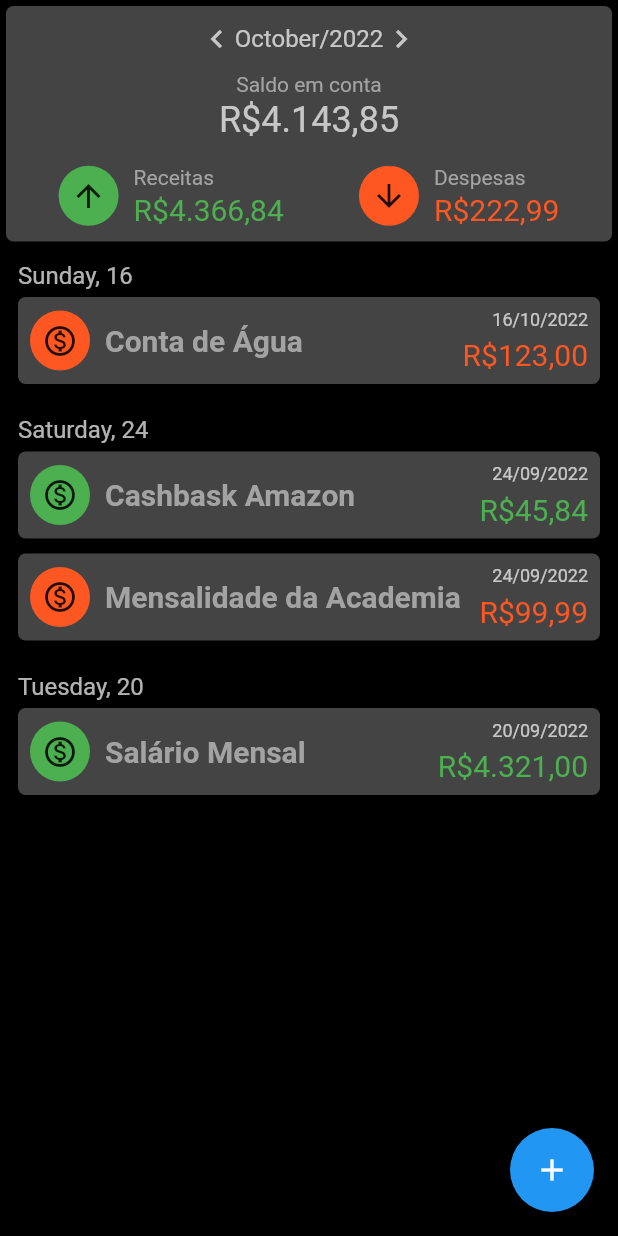
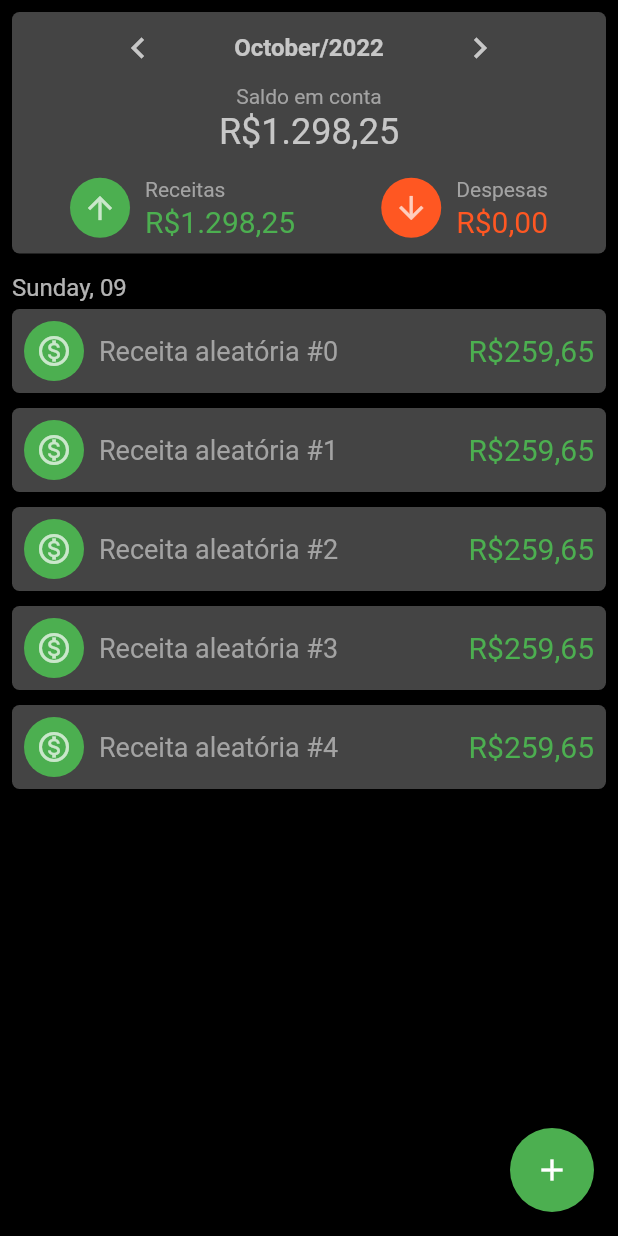
Before and after one commit to VictorAlvesBug/app-controle-financeiro, a Flutter app: the HomeScreen screen opened by its route, on a phone screen of 412 x 824 dp. Run offline on Flutter 3.47's test engine with Material 2 defaults, Android fonts, the phone set to English and light mode, and no system bars; our stand-ins replace google_fonts.

Commit message:
Iniciada implementação dos eventos de paginação entre os meses

```diff
--- a/lib/components/resumo_box.dart
+++ b/lib/components/resumo_box.dart
@@ -4,17 +4,28 @@ import 'package:intl/intl.dart';
 import '../dto/resumo_dto.dart';
 import '../utils/utils.dart';
 
-class ResumoBox extends StatelessWidget {
-
-  const ResumoBox({
+class ResumoBox extends StatefulWidget {
+  ResumoBox({
     Key? key,
     required this.resumoDto,
+    this.callbackAtualizacaoCascata,
   }) : super(key: key);
 
   final ResumoDTO resumoDto;
+  var callbackAtualizacaoCascata;
 
   @override
+  State<ResumoBox> createState() => _ResumoBoxState();
+}
+
+class _ResumoBoxState extends State<ResumoBox> {
+  @override
   Widget build(BuildContext context) {
+    final dataAtual = DateTime.now();
+    final strMesAtual = DateFormat.MMMM().format(dataAtual);
+    final anoAtual = DateFormat.y().format(dataAtual);
+    final mesAnoAtualFormatado = '$strMesAtual/$anoAtual';
+
     return Container(
       width: double.infinity,
       decoration: BoxDecoration(
@@ -29,15 +40,34 @@ class ResumoBox extends StatelessWidget {
             Row(
               mainAxisAlignment: MainAxisAlignment.center,
               children: [
-                InkWell(onTap: () { }, child: Icon(Icons.keyboard_arrow_left, color: Colors.white70,)),
-                Text(
-                  resumoDto.getMesAnoFormatado(),
-                  style: TextStyle(
-                    color: Colors.white70,
-                    fontSize: 16,
+                InkWell(
+                    onTap: () {
+                      widget.resumoDto.acessarMesAnterior();
+                      setState(() {});
+                      //widget.callbackAtualizacaoCascata(widget.resumoDto);
+                    },
+                    child: Icon(Icons.keyboard_arrow_left,
+                        color: Colors.white70, size: 28)),
+                Container(
+                  width: 200,
+                  alignment: Alignment.center,
+                  child: Text(
+                    widget.resumoDto.getMesAnoFormatado(),
+                    style: TextStyle(
+                      color: Colors.white70,
+                      fontSize: 16,
+                      fontWeight: mesAnoAtualFormatado == widget.resumoDto.getMesAnoFormatado() ? FontWeight.bold : FontWeight.normal,
+                    ),
                   ),
                 ),
-                InkWell(onTap: () { }, child: Icon(Icons.keyboard_arrow_right, color: Colors.white70,)),
+                InkWell(
+                    onTap: () {
+                      widget.resumoDto.acessarMesPosterior();
+                      setState(() {});
+                      //widget.callbackAtualizacaoCascata(widget.resumoDto);
+                    },
+                    child: Icon(Icons.keyboard_arrow_right,
+                        color: Colors.white70, size: 28)),
               ],
             ),
             const SizedBox(height: 10),
@@ -50,7 +80,7 @@ class ResumoBox extends StatelessWidget {
             ),
             const SizedBox(height: 2),
             Text(
-              Utils.formatarValor(resumoDto.saldoEmConta),
+              Utils.formatarValor(widget.resumoDto.saldoEmConta),
               style: TextStyle(
                 color: Colors.white70,
                 fontSize: 24,
@@ -65,7 +95,7 @@ class ResumoBox extends StatelessWidget {
                     Container(
                       width: 40,
                       height: 40,
-                      child: Icon(Icons.arrow_upward),
+                      child: Icon(Icons.arrow_upward, color: Colors.white70),
                       decoration: BoxDecoration(
                         color: Colors.green,
                         borderRadius: BorderRadius.circular(20),
@@ -84,7 +114,8 @@ class ResumoBox extends StatelessWidget {
                         ),
                         SizedBox(height: 2),
                         Text(
-                          Utils.formatarValor(resumoDto.totalReceitasMes),
+                          Utils.formatarValor(
+                              widget.resumoDto.totalReceitasMes),
                           style: TextStyle(
                             color: Colors.green,
                             fontSize: 20,
@@ -99,7 +130,7 @@ class ResumoBox extends StatelessWidget {
                     Container(
                       width: 40,
                       height: 40,
-                      child: Icon(Icons.arrow_downward),
+                      child: Icon(Icons.arrow_downward, color: Colors.white70),
                       decoration: BoxDecoration(
                         color: Colors.deepOrange,
                         borderRadius: BorderRadius.circular(20),
@@ -118,7 +149,8 @@ class ResumoBox extends StatelessWidget {
                         ),
                         SizedBox(height: 2),
                         Text(
-                          Utils.formatarValor(resumoDto.totalDespesasMes),
+                          Utils.formatarValor(
+                              widget.resumoDto.totalDespesasMes),
                           style: TextStyle(
                             color: Colors.deepOrange,
                             fontSize: 20,
--- a/lib/dto/resumo_dto.dart
+++ b/lib/dto/resumo_dto.dart
@@ -1,16 +1,17 @@
+import 'package:controle_financeiro/utils/utils.dart';
+import 'package:flutter/cupertino.dart';
 import 'package:intl/intl.dart';
 
 class ResumoDTO{
   ResumoDTO ({
-    required this.mes,
-    required this.ano,
     required this.saldoEmConta,
     required this.totalDespesasMes,
     required this.totalReceitasMes
 });
 
-  final int mes;
-  final int ano;
+  int mes = int.parse(DateFormat.M().format(DateTime.now()));
+  int ano = int.parse(DateFormat.y().format(DateTime.now()));
+
   final double saldoEmConta;
   final double totalDespesasMes;
   final double totalReceitasMes;
@@ -20,4 +21,16 @@ class ResumoDTO{
     String strMes = DateFormat.MMMM().format(dataAux).padLeft(2, '0');
     return '$strMes/$ano';
   }
+
+  void acessarMesAnterior(){
+    var dataAux = new DateTime(ano, mes-1, 1);
+    ano = int.parse(DateFormat.y().format(dataAux));
+    mes = int.parse(DateFormat.M().format(dataAux));
+  }
+
+  void acessarMesPosterior(){
+    var dataAux = new DateTime(ano, mes+1, 1);
+    ano = int.parse(DateFormat.y().format(dataAux));
+    mes = int.parse(DateFormat.M().format(dataAux));
+  }
 }
--- a/lib/dto/transacao_dto.dart
+++ b/lib/dto/transacao_dto.dart
@@ -41,4 +41,12 @@ class TransacaoDTO {
   bool ehReceita(){
     return tipo == TipoTransacaoEnum.Receita;
   }
+
+  int getMes (){
+    return int.parse(DateFormat.M().format(data));
+  }
+
+  int getAno (){
+    return int.parse(DateFormat.y().format(data));
+  }
 }
--- a/lib/dto/transacoes_dia_dto.dart
+++ b/lib/dto/transacoes_dia_dto.dart
@@ -9,8 +9,15 @@ class TransacoesDiaDTO {
   final List<TransacaoDTO> listaTransacoes;
   final DateTime data;
 
-  static List<TransacoesDiaDTO> convertFrom(
-      List<TransacaoDTO> listaTransacoes) {
+  static List<TransacoesDiaDTO> getListaTransacoesMes(
+    List<TransacaoDTO> listaTransacoes, {
+    required int mes,
+    required int ano,
+  }) {
+
+    listaTransacoes = listaTransacoes.where((transacao) =>
+      transacao.getMes() == mes && transacao.getAno() == ano).toList();
+
     listaTransacoes.sort((tranA, tranB) {
       return (tranA.data.isBefore(tranB.data)) ? 1 : -1;
     });
@@ -20,12 +27,6 @@ class TransacoesDiaDTO {
       bool diaJaAdicionado = transacoesDia.any((transacaoDia) {
         return transacaoDia.data == transacao.data;
       });
-
-      /*bool diaJaAdicionado = transacoesDia.any((transacaoDia) {
-        return transacaoDia.listaTransacoes.any((item) {
-          return item.data == transacao.data;
-        });
-      });*/
 
       if (diaJaAdicionado) {
         transacoesDia
--- a/lib/screens/home_screen.dart
+++ b/lib/screens/home_screen.dart
@@ -1,5 +1,9 @@
+import 'dart:math';
+
 import 'package:controle_financeiro/components/resumo_box.dart';
 import 'package:flutter/material.dart';
+import 'package:flutter/rendering.dart';
+import 'package:intl/intl.dart';
 
 import '../dto/resumo_dto.dart';
 import '../dto/transacao_dto.dart';
@@ -20,30 +24,50 @@ class HomeScreen extends StatefulWidget {
 
 class _HomeScreenState extends State<HomeScreen> {
   List<TransacaoDTO> listaTransacoes = [
-    TransacaoDTO(
+    /*TransacaoDTO(
         tipo: TipoTransacaoEnum.Receita,
         valor: 4321,
-        data: DateTime(2022, 9, 20),
+        data: DateTime(2022, 10, 20),
         descricao: 'Salário Mensal'),
     TransacaoDTO(
         tipo: TipoTransacaoEnum.Despesa,
         valor: 123,
-        data: DateTime(2022, 10, 16),
+        data: DateTime(2022, 9, 16),
         descricao: 'Conta de Água'),
     TransacaoDTO(
         tipo: TipoTransacaoEnum.Receita,
         valor: 45.84,
-        data: DateTime(2022, 9, 24),
+        data: DateTime(2022, 10, 24),
         descricao: 'Cashbask Amazon'),
     TransacaoDTO(
         tipo: TipoTransacaoEnum.Despesa,
         valor: 99.99,
-        data: DateTime(2022, 9, 24),
-        descricao: 'Mensalidade da Academia'),
+        data: DateTime(2022, 10, 24),
+        descricao: 'Mensalidade da Academia'),*/
   ];
 
   @override
   Widget build(BuildContext context) {
+
+    for(var i=0; i<5; i++)
+      {
+        var randomGenerator = Random();
+
+        final tipo = randomGenerator.nextBool() ? TipoTransacaoEnum.Receita : TipoTransacaoEnum.Despesa;
+
+        final valor = randomGenerator.nextDouble() * 500;
+
+        final diaDoMes = randomGenerator.nextInt(28);
+        final dataAtual = DateTime.now();
+        final mesAtual = int.parse(DateFormat.M().format(dataAtual));
+        final anoAtual = int.parse(DateFormat.y().format(dataAtual));
+        final data = DateTime(anoAtual, mesAtual, diaDoMes);
+
+        final descricao = '${tipo.name} aleatória #$i';
+
+        listaTransacoes.add(TransacaoDTO(tipo: tipo, valor: valor, data: data, descricao: descricao));
+
+      }
 
     final totalDespesasMes = listaTransacoes.fold(0.0, (acc, transacao) {
       if(transacao.tipo == TipoTransacaoEnum.Despesa)
@@ -66,15 +90,13 @@ class _HomeScreenState extends State<HomeScreen> {
     final saldoEmConta = totalReceitasMes - totalDespesasMes;
 
     ResumoDTO resumoDto = ResumoDTO(
-      mes: 10,
-      ano: 2022,
       saldoEmConta: saldoEmConta,
       totalDespesasMes: totalDespesasMes,
       totalReceitasMes: totalReceitasMes,
     );
 
     List<TransacoesDiaDTO> listaTransacoesDia =
-        TransacoesDiaDTO.convertFrom(listaTransacoes);
+        TransacoesDiaDTO.getListaTransacoesMes(listaTransacoes, mes: resumoDto.mes, ano: resumoDto.ano);
 
     return Scaffold(
       backgroundColor: Colors.black,
@@ -83,15 +105,21 @@ class _HomeScreenState extends State<HomeScreen> {
           padding: const EdgeInsets.all(4.0),
           child: Column(
             children: [
-              ResumoBox(resumoDto: resumoDto),
+              Padding(
+                padding: const EdgeInsets.all(4.0),
+                child: ResumoBox(resumoDto: resumoDto, callbackAtualizacaoCascata: (resumoDtoCallback) {
+                  resumoDto = resumoDtoCallback;
+                  setState(() {});
+                }),
+              ),
               SizedBox(height: 5),
-              ListView.separated(
+              Padding(
+                padding: const EdgeInsets.all(4.0),
+                child: ListView.separated(
                   itemBuilder: (_, indiceTransacoesDia) {
                     final transacoesDia = listaTransacoesDia[indiceTransacoesDia];
 
-                  return Padding(
-                    padding: const EdgeInsets.all(8.0),
-                    child: Column(
+                    return Column(
                       crossAxisAlignment: CrossAxisAlignment.start,
                       children: [
                         Text(Utils.formatarData_EEEEdd(transacoesDia.data), style: TextStyle(color: Colors.white70, fontSize: 16)),
@@ -113,7 +141,7 @@ class _HomeScreenState extends State<HomeScreen> {
                                     Container(
                                       width: 40,
                                       height: 40,
-                                      child: Icon(Icons.monetization_on_outlined),
+                                      child: Icon(Icons.monetization_on_outlined, color: Colors.white70),
                                       decoration: BoxDecoration(
                                         color: transacao.getCorTipoTransacao(),
                                         borderRadius: BorderRadius.circular(20),
@@ -126,8 +154,7 @@ class _HomeScreenState extends State<HomeScreen> {
                                       overflow: TextOverflow.ellipsis,
                                       style: TextStyle(
                                         color: Color(0xFFA3A3A3),
-                                        fontSize: 20,
-                                        fontWeight: FontWeight.bold,
+                                        fontSize: 18,
                                       ),
                                     ),
                                     Expanded(
@@ -135,12 +162,12 @@ class _HomeScreenState extends State<HomeScreen> {
                                         mainAxisAlignment: MainAxisAlignment.spaceBetween,
                                         crossAxisAlignment: CrossAxisAlignment.end,
                                         children: [
-                                          Text(
+                                          /*Text(
                                             Utils.formatarData_ddMMyyyy(transacao.data),
                                             style: TextStyle(
                                                 color: Colors.white70, fontSize: 12),
                                           ),
-                                          SizedBox(height: 5),
+                                          SizedBox(height: 5),*/
                                           Text(
                                               Utils.formatarValor(transacao.valor),
                                             style: TextStyle(
@@ -161,12 +188,12 @@ class _HomeScreenState extends State<HomeScreen> {
                           shrinkWrap: true,
                         ),
                       ],
-                    ),
                     );
                   },
-                separatorBuilder: (_, index) => SizedBox(height: 5),
+                  separatorBuilder: (_, index) => SizedBox(height: 15),
                   itemCount: listaTransacoesDia.length,
                   shrinkWrap: true,
+                ),
               ),
 
               /*ListView(
@@ -177,24 +204,11 @@ class _HomeScreenState extends State<HomeScreen> {
           ),
         ),
       ),
-      /*body: Center(
-        child: Column(
-          mainAxisAlignment: MainAxisAlignment.center,
-          children: <Widget>[
-            const Text(
-              'You have pushed the button this many times:',
-            ),
-            Text(
-              '$_counter',
-              style: Theme.of(context).textTheme.headline4,
-            ),
-          ],
-        ),
-      ),*/
       floatingActionButton: FloatingActionButton(
         onPressed: () {},
         tooltip: 'Adicionar',
         child: const Icon(Icons.add),
+        backgroundColor: Colors.green,
       ),
     );
   }
```
Lines whose indentation alone changed are shown as unchanged.
